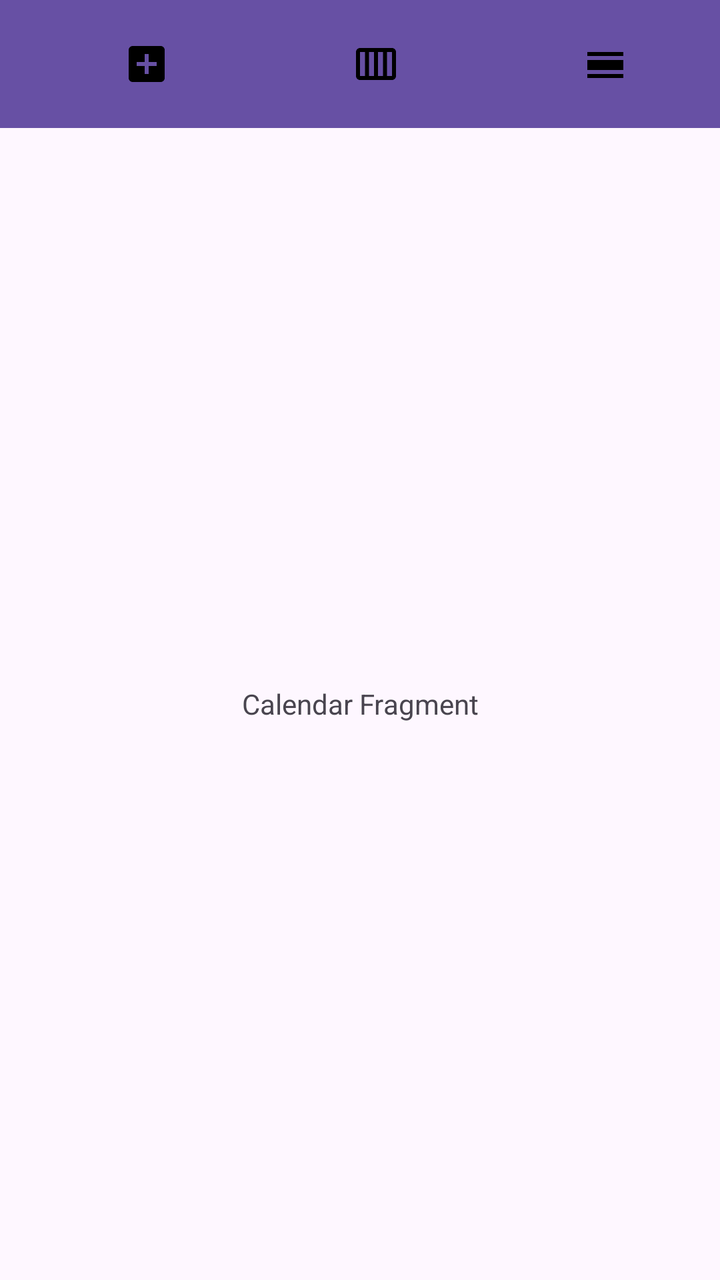
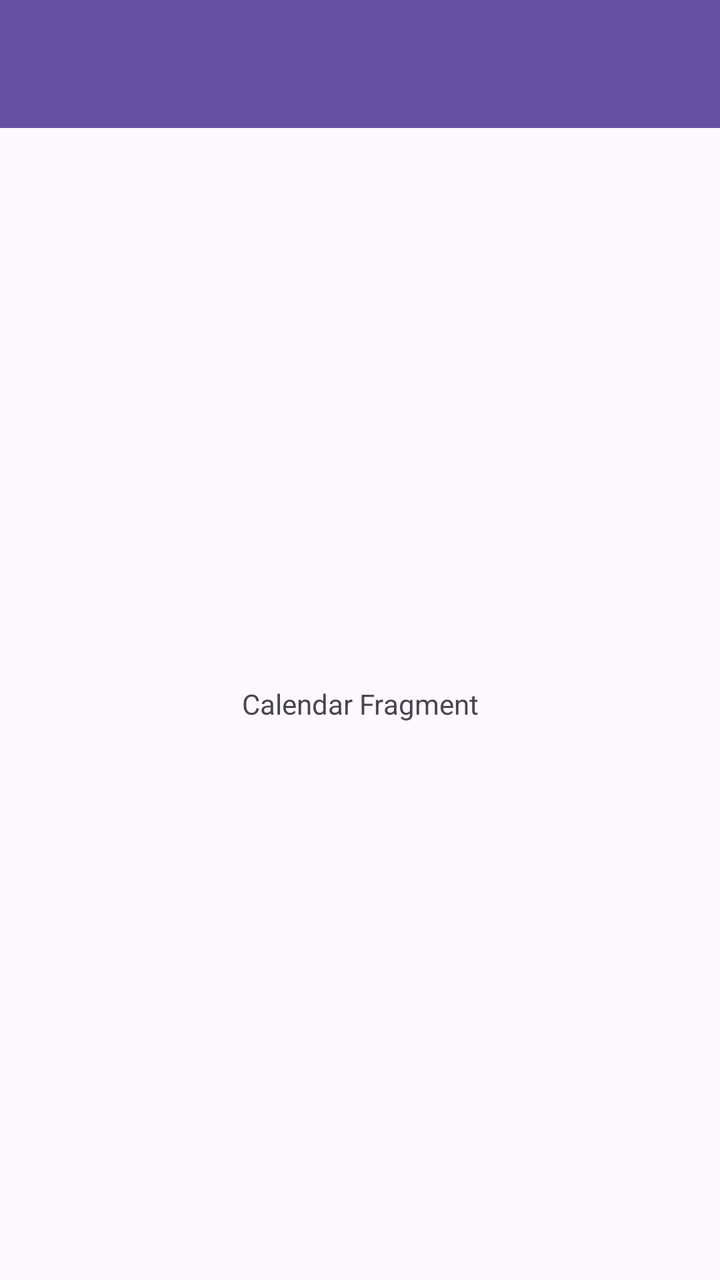

Screens rendered from an Android XML layout before and after an edit, with the pre-edit source and the edit as a unified diff.
<!-- AndroidManifest.xml: application theme Theme.RMAApp -->
<!-- res/layout/fragment_calendar.xml -->
<?xml version="1.0" encoding="utf-8"?>
<androidx.constraintlayout.widget.ConstraintLayout xmlns:android="http://schemas.android.com/apk/res/android"
    xmlns:app="http://schemas.android.com/apk/res-auto"
    xmlns:tools="http://schemas.android.com/tools"
    android:layout_width="match_parent"
    android:layout_height="match_parent"
    tools:context=".CalendarFragment">

    <androidx.appcompat.widget.Toolbar
        android:id="@+id/toolbar"
        android:layout_width="match_parent"
        android:layout_height="?attr/actionBarSize"
        android:background="?attr/colorPrimary"
        android:elevation="4dp"
        android:theme="@style/ThemeOverlay.AppCompat.Dark.ActionBar"
        app:layout_constraintTop_toTopOf="parent"
        app:popupTheme="@style/ThemeOverlay.AppCompat.Light">

        <LinearLayout
            android:layout_width="match_parent"
            android:layout_height="match_parent"
            android:orientation="horizontal"
            android:gravity="center_vertical">

            <ImageView
                android:id="@+id/baseline_add_box_24"
                android:layout_width="0dp"
                android:layout_height="wrap_content"
                android:layout_weight="1"
                android:src="@drawable/baseline_add_box_24" />

            <ImageView
                android:id="@+id/baseline_calendar_view_week_24"
                android:layout_width="0dp"
                android:layout_height="wrap_content"
                android:layout_weight="1"
                android:src="@drawable/baseline_calendar_view_week_24" />

            <ImageView
                android:id="@+id/baseline_calendar_view_day_24"
                android:layout_width="0dp"
                android:layout_height="wrap_content"
                android:layout_weight="1"
                android:src="@drawable/baseline_calendar_view_day_24" />

        </LinearLayout>

    </androidx.appcompat.widget.Toolbar>

    <TextView
        android:layout_width="match_parent"
        android:layout_height="0dp"
        android:gravity="center"
        android:text="Calendar Fragment"
        app:layout_constraintBottom_toBottomOf="parent"
        app:layout_constraintTop_toBottomOf="@id/toolbar" />

</androidx.constraintlayout.widget.ConstraintLayout>
<!-- resources referenced by this layout -->
<resources>
  <!-- drawable baseline_add_box_24 (drawable) -->
  <vector xmlns:android="http://schemas.android.com/apk/res/android" android:height="24dp" android:tint="#000000" android:viewportHeight="24" android:viewportWidth="24" android:width="24dp">
        
      <path android:fillColor="@android:color/white" android:pathData="M19,3L5,3c-1.11,0 -2,0.9 -2,2v14c0,1.1 0.89,2 2,2h14c1.1,0 2,-0.9 2,-2L21,5c0,-1.1 -0.9,-2 -2,-2zM17,13h-4v4h-2v-4L7,13v-2h4L11,7h2v4h4v2z"/>
      
  </vector>
  <!-- drawable baseline_calendar_view_day_24 (drawable) -->
  <vector xmlns:android="http://schemas.android.com/apk/res/android" android:height="24dp" android:tint="#000000" android:viewportHeight="24" android:viewportWidth="24" android:width="24dp">
        
      <path android:fillColor="@android:color/white" android:pathData="M3,17h18v2L3,19zM3,10h18v5L3,15zM3,6h18v2L3,8z"/>
      
  </vector>
  <!-- drawable baseline_calendar_view_week_24 (drawable) -->
  <vector xmlns:android="http://schemas.android.com/apk/res/android" android:height="24dp" android:tint="#000000" android:viewportHeight="24" android:viewportWidth="24" android:width="24dp">
        
      <path android:fillColor="@android:color/white" android:pathData="M20,4H4C2.9,4 2,4.9 2,6v12c0,1.1 0.9,2 2,2h16c1.1,0 2,-0.9 2,-2V6C22,4.9 21.1,4 20,4zM13,6h2.5v12H13V6zM11,18H8.5V6H11V18zM4,6h2.5v12H4V6zM20,18h-2.5V6H20V18z"/>
      
  </vector>
  <style name="Theme.RMAApp" parent="Base.Theme.RMAApp" />
  <style name="Base.Theme.RMAApp" parent="Theme.Material3.DayNight.NoActionBar">
          
          
      </style>
</resources>

<!-- the commit's change to res/layout/fragment_calendar.xml (unified diff, before → after) -->
@@ -6,7 +6,7 @@
     android:layout_height="match_parent"
     tools:context=".CalendarFragment">
 
-    <androidx.appcompat.widget.Toolbar
+    <com.google.android.material.appbar.MaterialToolbar
         android:id="@+id/toolbar"
         android:layout_width="match_parent"
         android:layout_height="?attr/actionBarSize"
@@ -14,38 +14,7 @@
         android:elevation="4dp"
         android:theme="@style/ThemeOverlay.AppCompat.Dark.ActionBar"
         app:layout_constraintTop_toTopOf="parent"
-        app:popupTheme="@style/ThemeOverlay.AppCompat.Light">
-
-        <LinearLayout
-            android:layout_width="match_parent"
-            android:layout_height="match_parent"
-            android:orientation="horizontal"
-            android:gravity="center_vertical">
-
-            <ImageView
-                android:id="@+id/baseline_add_box_24"
-                android:layout_width="0dp"
-                android:layout_height="wrap_content"
-                android:layout_weight="1"
-                android:src="@drawable/baseline_add_box_24" />
-
-            <ImageView
-                android:id="@+id/baseline_calendar_view_week_24"
-                android:layout_width="0dp"
-                android:layout_height="wrap_content"
-                android:layout_weight="1"
-                android:src="@drawable/baseline_calendar_view_week_24" />
-
-            <ImageView
-                android:id="@+id/baseline_calendar_view_day_24"
-                android:layout_width="0dp"
-                android:layout_height="wrap_content"
-                android:layout_weight="1"
-                android:src="@drawable/baseline_calendar_view_day_24" />
-
-        </LinearLayout>
-
-    </androidx.appcompat.widget.Toolbar>
+        app:popupTheme="@style/ThemeOverlay.AppCompat.Light"/>
 
     <TextView
         android:layout_width="match_parent"
<!-- resource entries referenced after the edit -->
@@ -1,23 +1,5 @@
 <!-- resources referenced by this layout -->
 <resources>
-  <!-- drawable baseline_add_box_24 (drawable) -->
-  <vector xmlns:android="http://schemas.android.com/apk/res/android" android:height="24dp" android:tint="#000000" android:viewportHeight="24" android:viewportWidth="24" android:width="24dp">
-        
-      <path android:fillColor="@android:color/white" android:pathData="M19,3L5,3c-1.11,0 -2,0.9 -2,2v14c0,1.1 0.89,2 2,2h14c1.1,0 2,-0.9 2,-2L21,5c0,-1.1 -0.9,-2 -2,-2zM17,13h-4v4h-2v-4L7,13v-2h4L11,7h2v4h4v2z"/>
-      
-  </vector>
-  <!-- drawable baseline_calendar_view_day_24 (drawable) -->
-  <vector xmlns:android="http://schemas.android.com/apk/res/android" android:height="24dp" android:tint="#000000" android:viewportHeight="24" android:viewportWidth="24" android:width="24dp">
-        
-      <path android:fillColor="@android:color/white" android:pathData="M3,17h18v2L3,19zM3,10h18v5L3,15zM3,6h18v2L3,8z"/>
-      
-  </vector>
-  <!-- drawable baseline_calendar_view_week_24 (drawable) -->
-  <vector xmlns:android="http://schemas.android.com/apk/res/android" android:height="24dp" android:tint="#000000" android:viewportHeight="24" android:viewportWidth="24" android:width="24dp">
-        
-      <path android:fillColor="@android:color/white" android:pathData="M20,4H4C2.9,4 2,4.9 2,6v12c0,1.1 0.9,2 2,2h16c1.1,0 2,-0.9 2,-2V6C22,4.9 21.1,4 20,4zM13,6h2.5v12H13V6zM11,18H8.5V6H11V18zM4,6h2.5v12H4V6zM20,18h-2.5V6H20V18z"/>
-      
-  </vector>
   <style name="Theme.RMAApp" parent="Base.Theme.RMAApp" />
   <style name="Base.Theme.RMAApp" parent="Theme.Material3.DayNight.NoActionBar">
           
